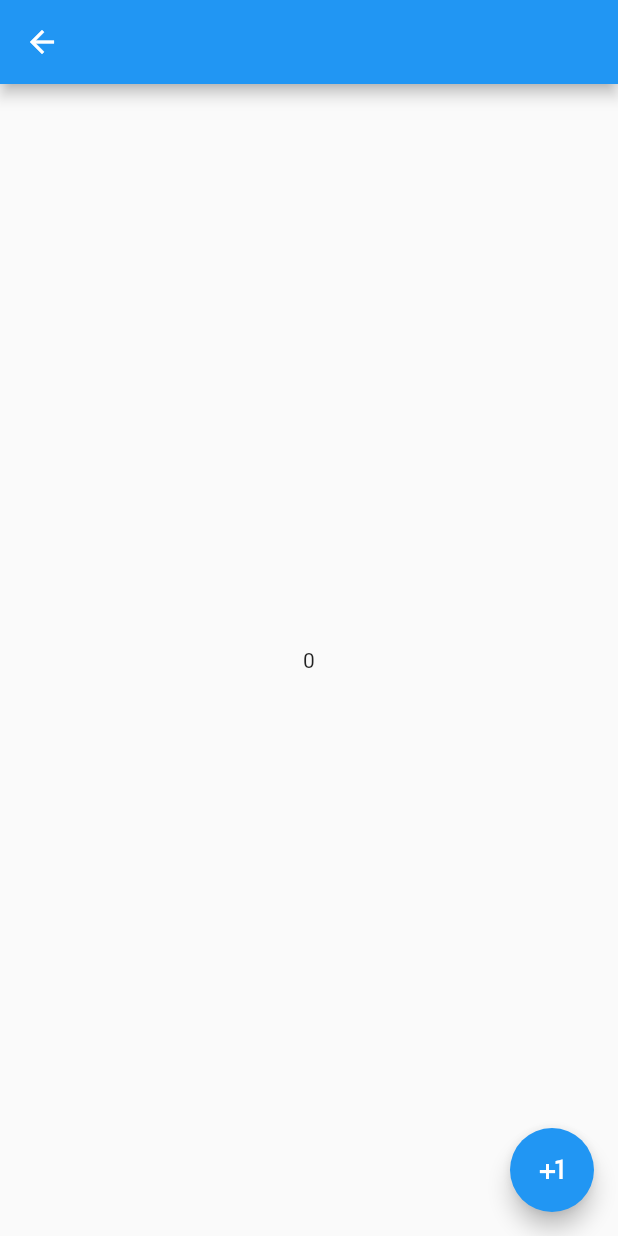
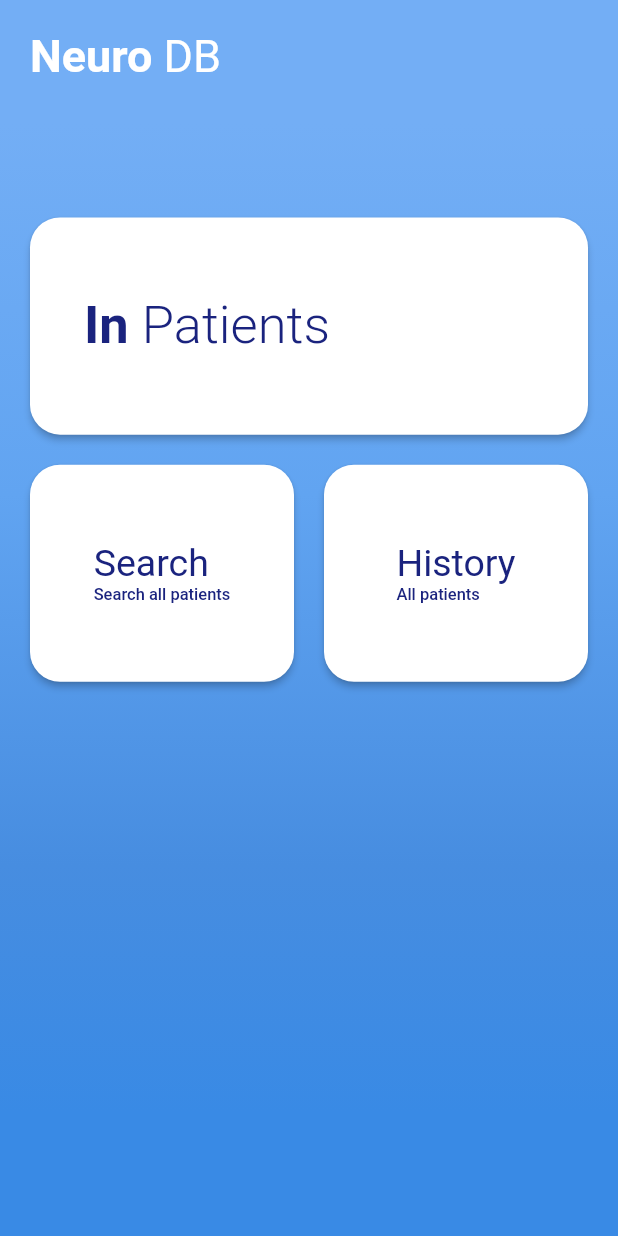
Before and after one commit to incrypto32/neurodb-app, a Flutter app: the HomeView screen opened by its route, on a phone screen of 412 x 824 dp. Run offline on Flutter 3.47's test engine with Material 2 defaults, Android fonts, the phone set to English and light mode, and no system bars; our stand-ins replace auto_route, firebase_auth, firebase_core, get_it, stacked_services; accounts and stored records are empty.

Commit message:
home page ui

```diff
--- a/lib/arch/app.dart
+++ b/lib/app/app.dart
@@ -1,7 +1,7 @@
 import 'package:auto_route/auto_route.dart';
 import 'package:flutter/material.dart';
-import 'package:neurodb/arch/dependency_injection/locator.dart';
-import 'package:neurodb/arch/navigation/router.gr.dart';
+import 'package:neurodb/app/dependency_injection/locator.dart';
+import 'package:neurodb/app/navigation/router.gr.dart';
 import 'package:stacked_services/stacked_services.dart';
 
 class NeuroDB extends StatelessWidget {
--- a/lib/arch/architecture/view_builder.dart
+++ b/lib/app/architecture/view_builder.dart
@@ -1,5 +1,5 @@
 import 'package:flutter/material.dart';
-import 'package:neurodb/arch/architecture/view_model.dart';
+import 'package:neurodb/app/architecture/view_model.dart';
 import 'package:provider/provider.dart';
 
 class ViewBuilder<T extends ViewModel> extends StatelessWidget {
--- a/lib/arch/dependency_injection/locator.dart
+++ b/lib/app/dependency_injection/locator.dart
@@ -8,4 +8,5 @@ void setupLocator() {
   locator.registerLazySingleton(() => NavigationService());
   locator.registerLazySingleton(() => DialogService());
   locator.registerLazySingleton(() => FirebaseService());
+  locator.registerLazySingleton(() => SnackbarService());
 }
--- /dev/null
+++ b/lib/app/utilities/custom_exception.dart
@@ -0,0 +1,6 @@
+class AuthException implements Exception {
+  final String message;
+  const AuthException({this.message});
+}
+
+class WrongPassword extends AuthException {}
--- a/lib/main.dart
+++ b/lib/main.dart
@@ -1,6 +1,6 @@
 import 'package:flutter/material.dart';
-import 'package:neurodb/arch/app.dart';
-import 'package:neurodb/arch/dependency_injection/locator.dart';
+import 'package:neurodb/app/app.dart';
+import 'package:neurodb/app/dependency_injection/locator.dart';
 
 void main() {
   setupLocator();
--- a/lib/ui/views/home/home_view.dart
+++ b/lib/ui/views/home/home_view.dart
@@ -1,24 +1,145 @@
 import 'package:flutter/material.dart';
-import 'package:neurodb/arch/architecture/view_builder.dart';
-import 'package:neurodb/ui/views/home/home_viewmodel.dart';
 
 class HomeView extends StatelessWidget {
   @override
   Widget build(BuildContext context) {
-    HomeViewModel homeViewModel = HomeViewModel();
     return Scaffold(
-      appBar: AppBar(),
-      body: Center(
-        child: ViewBuilder<HomeViewModel>(
-          modelBuilder: (ctx) => homeViewModel,
-          builder: (context, model, child) => Text(
-            "${model.counter}",
+      body: Container(
+        width: double.infinity,
+        decoration: BoxDecoration(
+          gradient: LinearGradient(
+            begin: Alignment.topCenter,
+            end: Alignment.bottomCenter,
+            colors: [
+              Color(0xFF73AEF5),
+              Color(0xFF61A4F1),
+              Color(0xFF478DE0),
+              Color(0xFF398AE5),
+            ],
+            stops: [0.1, 0.4, 0.7, 0.9],
+          ),
+        ),
+        child: SafeArea(
+          child: Column(
+            children: [
+              DefaultTextStyle(
+                style: TextStyle(fontSize: 30),
+                child: Container(
+                  margin: EdgeInsets.all(10),
+                  padding: EdgeInsets.all(10),
+                  child: Row(children: <Widget>[
+                    Text(
+                      "Neuro",
+                      style: TextStyle(
+                        fontWeight: FontWeight.bold,
+                      ),
+                    ),
+                    Text(" DB"),
+                  ]),
+                ),
+              ),
+              SizedBox(
+                height: 50,
+              ),
+              Expanded(
+                child: Container(
+                  margin: EdgeInsets.all(10),
+                  child: Column(
+                    children: [
+                      _inPatientCard(),
+                      Expanded(
+                        child: Row(
+                          children: [
+                            _smallCard(
+                                title: "Search",
+                                subtitle: "Search all patients"),
+                            _smallCard(
+                                title: "History", subtitle: "All patients")
+                          ],
+                        ),
+                      )
+                    ],
+                  ),
+                ),
+              ),
+              Spacer(),
+            ],
           ),
         ),
       ),
-      floatingActionButton: FloatingActionButton(
-        onPressed: homeViewModel.updateCounter,
-        child: Icon(Icons.plus_one),
+    );
+  }
+
+  Widget _inPatientCard() {
+    return Expanded(
+      child: Container(
+        margin: EdgeInsets.all(10),
+        child: RaisedButton(
+          color: Colors.white,
+          onPressed: () {},
+          shape: RoundedRectangleBorder(
+            borderRadius: BorderRadius.circular(20),
+          ),
+          child: Container(
+            alignment: Alignment.centerLeft,
+            padding: EdgeInsets.all(20),
+            child: DefaultTextStyle(
+              style: TextStyle(
+                fontSize: 35,
+                color: Colors.indigo[900],
+                fontWeight: FontWeight.bold,
+              ),
+              child: Row(
+                children: [
+                  Text("In "),
+                  Text(
+                    "Patients",
+                    style: TextStyle(fontWeight: FontWeight.w300),
+                  ),
+                ],
+              ),
+            ),
+          ),
+        ),
+      ),
+    );
+  }
+
+  Widget _smallCard({@required String title, @required String subtitle}) {
+    return Expanded(
+      child: Container(
+        margin: EdgeInsets.all(10),
+        child: RaisedButton(
+          color: Colors.white,
+          shape: RoundedRectangleBorder(
+            borderRadius: BorderRadius.circular(20),
+          ),
+          onPressed: () {},
+          child: Container(
+            padding: EdgeInsets.all(20),
+            child: Column(
+              crossAxisAlignment: CrossAxisAlignment.start,
+              mainAxisAlignment: MainAxisAlignment.center,
+              children: [
+                Text(
+                  title,
+                  style: TextStyle(
+                    fontSize: 25,
+                    color: Colors.indigo[900],
+                    fontWeight: FontWeight.w400,
+                  ),
+                ),
+                Text(
+                  subtitle,
+                  style: TextStyle(
+                    fontSize: 11,
+                    color: Colors.indigo[900],
+                  ),
+                ),
+              ],
+            ),
+          ),
+        ),
       ),
     );
   }
--- a/lib/ui/views/home/home_viewmodel.dart
+++ b/lib/ui/views/home/home_viewmodel.dart
@@ -1,14 +1,3 @@
-import 'package:neurodb/arch/architecture/view_model.dart';
+import 'package:neurodb/app/architecture/view_model.dart';
 
-class HomeViewModel extends ViewModel {
-  String _title = 'Home View';
-  String get title => _title;
-
-  int _counter = 0;
-  int get counter => _counter;
-
-  void updateCounter() {
-    _counter++;
-    notifyListeners();
-  }
-}
+class HomeViewModel extends ViewModel {}
--- a/lib/ui/views/startup/startup_view.dart
+++ b/lib/ui/views/startup/startup_view.dart
@@ -1,6 +1,6 @@
 import 'package:flutter/material.dart';
-import 'package:neurodb/arch/architecture/view_builder.dart';
-import 'package:neurodb/arch/dependency_injection/locator.dart';
+import 'package:neurodb/app/architecture/view_builder.dart';
+import 'package:neurodb/app/dependency_injection/locator.dart';
 import 'package:neurodb/logic/services/firebase/firesbase.dart';
 import 'package:neurodb/ui/views/auth/login_view.dart';
 import 'package:neurodb/ui/views/home/home_view.dart';
--- a/lib/ui/views/startup/startup_viewmodel.dart
+++ b/lib/ui/views/startup/startup_viewmodel.dart
@@ -1,4 +1,4 @@
-import 'package:neurodb/arch/architecture/view_model.dart';
+import 'package:neurodb/app/architecture/view_model.dart';
 import 'package:neurodb/logic/services/firebase/firesbase.dart';
 
 class StartUpViewModel extends ViewModel {
@@ -13,6 +13,7 @@ class StartUpViewModel extends ViewModel {
   bool get isLoggedIn => _isLoggedIn;
 
   _setLoggedIn(bool val) {
+    print("called setLoggedIn");
     _isLoggedIn = val;
     notifyListeners();
   }
@@ -26,7 +27,7 @@ class StartUpViewModel extends ViewModel {
         _setLoggedIn(user != null);
       });
     } catch (e) {
-      print(e);
+      if (e is Exception) {}
     }
     setBusy(false);
   }
```
Also changed, not shown: lib/logic/services/firebase/auth_service.dart (+11 -9 lines), lib/ui/views/auth/login_view.dart (+21 -42 lines), lib/ui/views/auth/login_view_model.dart (+37 -5 lines), lib/ui/widgets/auth_text_field.dart (added, +40 -0 lines), lib/app/architecture/view_model.dart (renamed from lib/arch/architecture/view_model.dart), lib/app/data/constants.dart (renamed from lib/arch/data/constants.dart), lib/app/navigation/router.dart (renamed from lib/arch/navigation/router.dart), lib/app/navigation/router.gr.dart (renamed from lib/arch/navigation/router.gr.dart), 1 other file.
